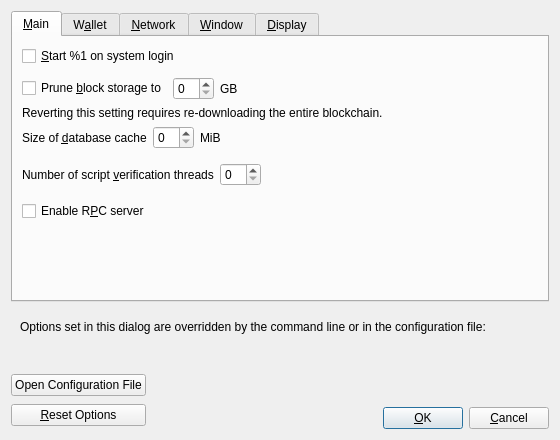
raffermeko/bitcoin, file src/qt/forms/optionsdialog.ui: the form before one commit.
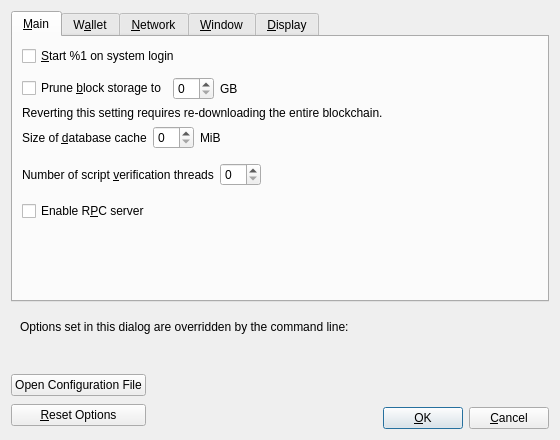
The form after the commit. Custom widgets are drawn as their Qt base class.

Commit message: Migrate -lang setting from QSettings to settings.json

Diff of the .ui file:
```diff
--- a/src/qt/forms/optionsdialog.ui
+++ b/src/qt/forms/optionsdialog.ui
@@ -896,7 +896,7 @@
         <item>
          <widget class="QLabel" name="overriddenByCommandLineInfoLabel">
           <property name="text">
-           <string>Options set in this dialog are overridden by the command line or in the configuration file:</string>
+           <string>Options set in this dialog are overridden by the command line:</string>
           </property>
           <property name="textFormat">
            <enum>Qt::PlainText</enum>
```
The commit also changes 1 other file.
